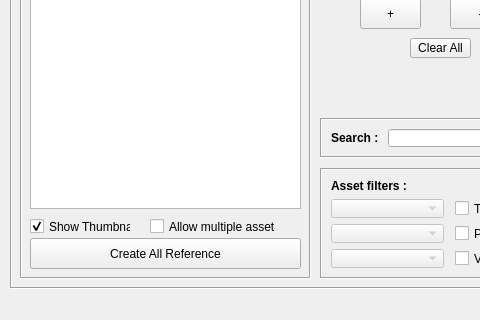
The window that ui.ui (ChanonVilaiyuk/arxLoader) describes before a commit, drawn with Qt 5; both pictures show x 0 to 480 and y 362 to 682 of the 874 by 682 pixel window.
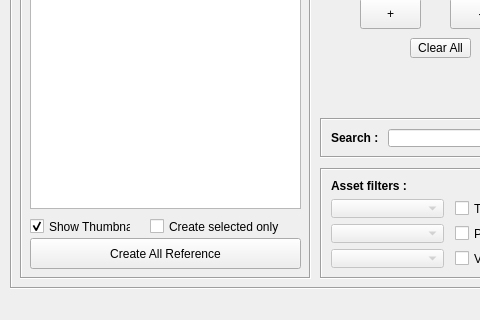
The same window after the commit.

Commit message: shotgun section complete

What changed in the file:
```diff
--- a/ui.ui
+++ b/ui.ui
@@ -489,7 +489,7 @@
        </rect>
       </property>
       <property name="text">
-       <string>Allow multiple asset</string>
+       <string>Create selected only</string>
       </property>
       <property name="checked">
        <bool>false</bool>
```
Left out of the diff: 2 changed lines with no effect on the pictures. The commit also changes 2 other files.
